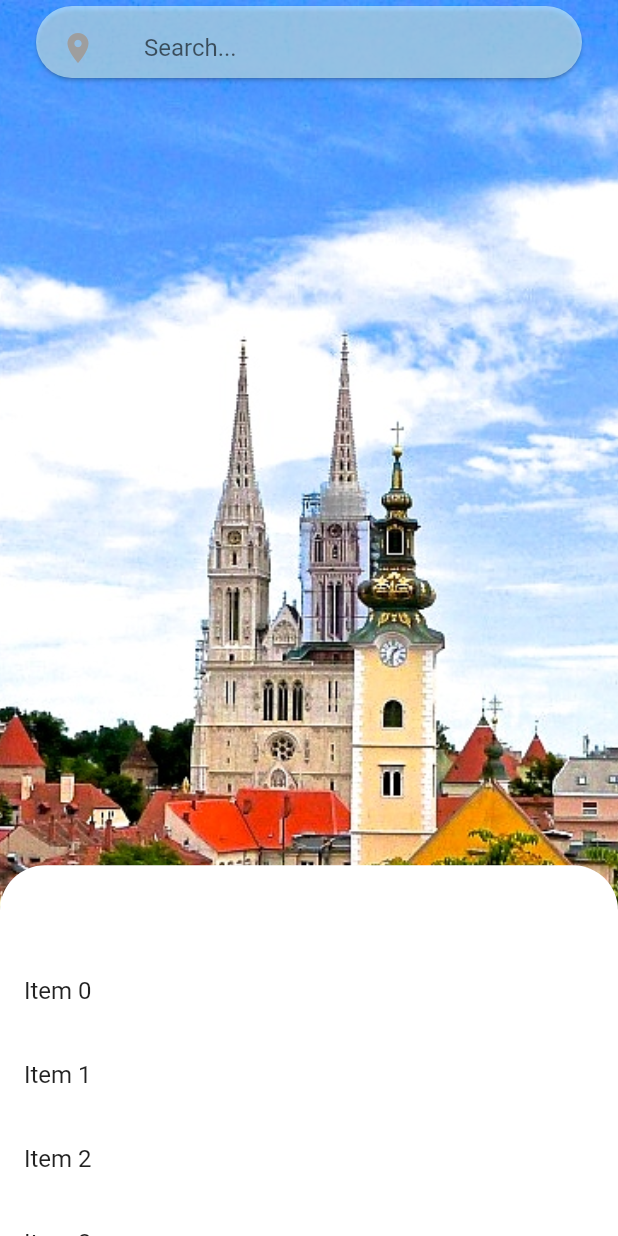
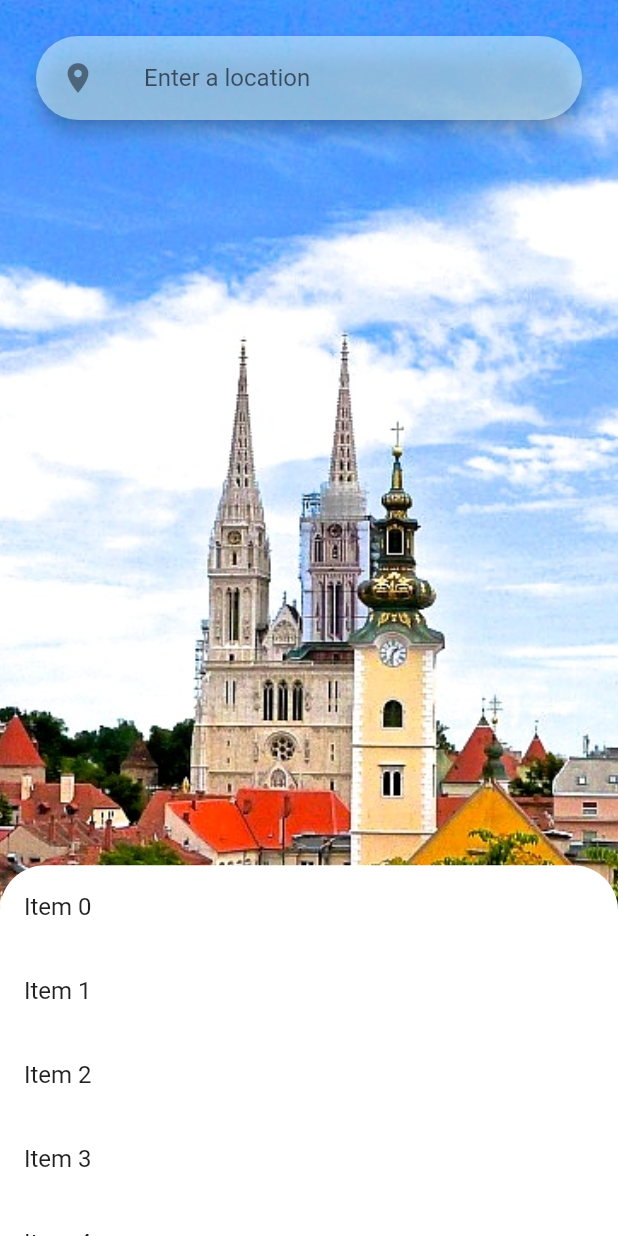
Before and after one commit to FilipLjubic/weather_app, a Flutter app: the screen it shows after launch, on a phone screen of 412 x 824 dp. Run offline on Flutter 3.47's test engine with Material 2 defaults, Android fonts, the phone set to English and light mode, and no system bars; our stand-ins replace weather_icons.

Commit message:
changed search app bar and draggable scrollable sheet to look better

```diff
--- a/lib/main.dart
+++ b/lib/main.dart
@@ -10,7 +10,7 @@ class MyApp extends StatelessWidget {
   @override
   Widget build(BuildContext context) {
     return MaterialApp(
-      title: 'Weather Forecast Application',
+      title: 'Weatheroo',
       debugShowCheckedModeBanner: false,
       home: Home(),
     );
--- a/lib/screens/home.dart
+++ b/lib/screens/home.dart
@@ -10,10 +10,10 @@ import 'future_days.dart';
 class Home extends StatelessWidget {
   @override
   Widget build(BuildContext context) {
-    return Scaffold(
+    return SafeArea(
+      child: Scaffold(
         extendBodyBehindAppBar: true,
         resizeToAvoidBottomInset: false,
-      appBar: FloatAppBar(),
         body: Stack(
           children: [
             // image container
@@ -25,8 +25,36 @@ class Home extends StatelessWidget {
                 ),
               ),
             ),
+            Align(
+              alignment: Alignment.topCenter,
+              child: Container(
+                margin: EdgeInsets.fromLTRB(20.0, 20.0, 20.0, 0.0),
+                child: Card(
+                  elevation: 5.0,
+                  shape: RoundedRectangleBorder(
+                    borderRadius: BorderRadius.circular(30.0),
+                  ),
+                  color: Color(0x99D2F6FF).withOpacity(0.55),
+                  child: ListTile(
+                    leading: Icon(
+                      Icons.location_on,
+                      color: Colors.black45,
+                    ),
+                    title: TextField(
+                      keyboardType: TextInputType.text,
+                      textInputAction: TextInputAction.go,
+                      decoration: InputDecoration(
+                        border: InputBorder.none,
+                        // set to current location
+                        hintText: "Enter a location",
+                      ),
+                    ),
+                  ),
+                ),
+              ),
+            ),
             DraggableScrollableSheet(
-            maxChildSize: 0.7,
+              maxChildSize: 0.5,
               minChildSize: 0.2,
               initialChildSize: 0.3,
               builder: (context, scrollController) => Container(
@@ -55,40 +83,7 @@ class Home extends StatelessWidget {
             ),
           ],
         ),
+      ),
     );
   }
 }
-
-class FloatAppBar extends StatelessWidget with PreferredSizeWidget {
-  @override
-  Widget build(BuildContext context) {
-    return SafeArea(
-      child: Container(
-        margin: EdgeInsets.symmetric(horizontal: 20.0),
-        child: Card(
-          shape: RoundedRectangleBorder(
-            borderRadius: BorderRadius.circular(30.0),
-          ),
-          color: Color(0x99D2F6FF),
-          child: ListTile(
-            leading: Icon(
-              Icons.location_on,
-              color: Colors.grey,
-            ),
-            title: TextField(
-              keyboardType: TextInputType.text,
-              textInputAction: TextInputAction.go,
-              decoration: InputDecoration(
-                border: InputBorder.none,
-                hintText: "Search...",
-              ),
-            ),
-          ),
-        ),
-      ),
-    );
-  }
-
-  @override
-  Size get preferredSize => Size.fromHeight(kToolbarHeight);
-}
```
Lines whose indentation alone changed are shown as unchanged.
